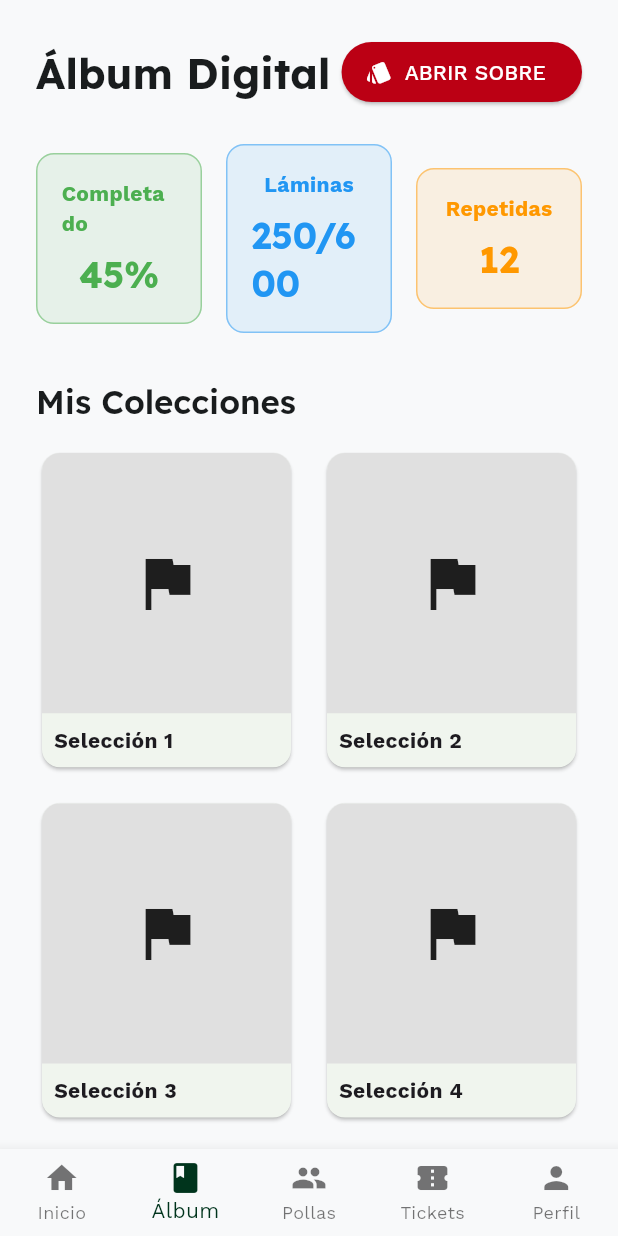
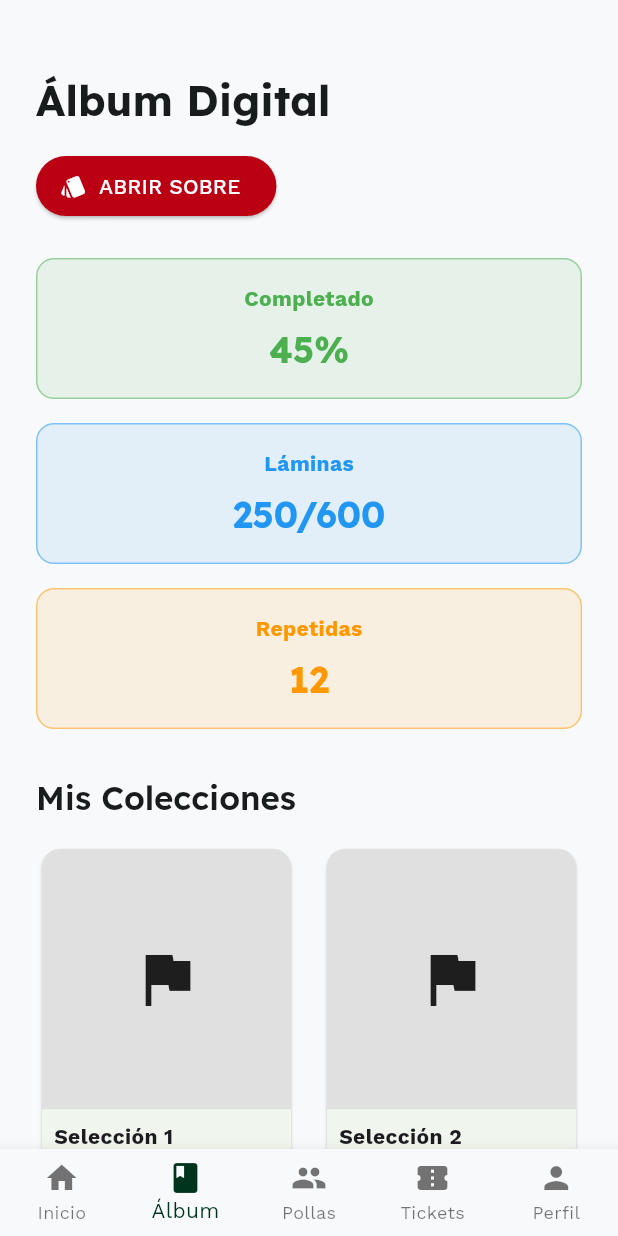
Before and after one commit to Davincci2713/FRONTEND_PROYECTO_WCH, a Flutter app: the AlbumScreen screen opened by its route, on a phone screen of 412 x 824 dp. Run offline on Flutter 3.47's test engine with Material 3 defaults, Android fonts, the phone set to English and light mode, and no system bars; our stand-ins replace go_router, google_fonts; project files that could hold a hidden picture were left out.

Commit message:
Added responsive GUI

```diff
--- a/lib/screens/album.dart
+++ b/lib/screens/album.dart
@@ -9,12 +9,15 @@ class AlbumScreen extends StatelessWidget {
   Widget build(BuildContext context) {
     final theme = Theme.of(context);
     return SingleChildScrollView(
-      padding: const EdgeInsets.all(24),
+      padding: const EdgeInsets.only(left: 24, right: 24, top: 48, bottom: 24),
       child: Column(
         crossAxisAlignment: CrossAxisAlignment.start,
         children: [
-          Row(
-            mainAxisAlignment: MainAxisAlignment.spaceBetween,
+          Wrap(
+            spacing: 16,
+            runSpacing: 16,
+            alignment: WrapAlignment.spaceBetween,
+            crossAxisAlignment: WrapCrossAlignment.center,
             children: [
               Text('Álbum Digital', style: theme.textTheme.headlineMedium),
               ElevatedButton.icon(
@@ -30,14 +33,31 @@ class AlbumScreen extends StatelessWidget {
           ),
           const SizedBox(height: 24),
           // Statistics
-          Row(
+          LayoutBuilder(
+            builder: (context, constraints) {
+              if (constraints.maxWidth > 600) {
+                return Row(
+                  children: [
+                    Expanded(child: _buildStatCard(context, 'Completado', '45%', Colors.green)),
+                    const SizedBox(width: 16),
+                    Expanded(child: _buildStatCard(context, 'Láminas', '250/600', Colors.blue)),
+                    const SizedBox(width: 16),
+                    Expanded(child: _buildStatCard(context, 'Repetidas', '12', Colors.orange)),
+                  ],
+                );
+              } else {
+                return Column(
+                  crossAxisAlignment: CrossAxisAlignment.stretch,
                   children: [
                     _buildStatCard(context, 'Completado', '45%', Colors.green),
-              const SizedBox(width: 16),
+                    const SizedBox(height: 16),
                     _buildStatCard(context, 'Láminas', '250/600', Colors.blue),
-              const SizedBox(width: 16),
+                    const SizedBox(height: 16),
                     _buildStatCard(context, 'Repetidas', '12', Colors.orange),
                   ],
+                );
+              }
+            },
           ),
           const SizedBox(height: 32),
           Text('Mis Colecciones', style: theme.textTheme.titleLarge),
@@ -79,8 +99,7 @@ class AlbumScreen extends StatelessWidget {
   }
 
   Widget _buildStatCard(BuildContext context, String label, String value, Color color) {
-    return Expanded(
-      child: Container(
+    return Container(
       padding: const EdgeInsets.all(16),
       decoration: BoxDecoration(
         color: color.withOpacity(0.1),
@@ -94,7 +113,6 @@ class AlbumScreen extends StatelessWidget {
           Text(value, style: Theme.of(context).textTheme.headlineSmall?.copyWith(color: color)),
         ],
       ),
-      ),
     );
   }
 }
--- a/lib/screens/profile.dart
+++ b/lib/screens/profile.dart
@@ -7,7 +7,7 @@ class ProfileScreen extends StatelessWidget {
   Widget build(BuildContext context) {
     final theme = Theme.of(context);
     return SingleChildScrollView(
-      padding: const EdgeInsets.all(32),
+      padding: const EdgeInsets.only(left: 24, right: 24, top: 48, bottom: 24),
       child: Column(
         crossAxisAlignment: CrossAxisAlignment.start,
         children: [
--- a/lib/utils/app_scaffold.dart
+++ b/lib/utils/app_scaffold.dart
@@ -17,7 +17,7 @@ class AppScaffold extends StatelessWidget {
   Widget build(BuildContext context) {
     return ResponsiveLayout(
       mobile: Scaffold(
-        body: child,
+        body: SafeArea(child: child),
         bottomNavigationBar: BottomNavigationBar(
           currentIndex: currentIndex,
           type: BottomNavigationBarType.fixed,
```
Also changed, not shown: lib/screens/backoffice.dart (+20 -5 lines), lib/screens/inicio.dart (+15 -10 lines), lib/screens/pollas.dart (+10 -3 lines), lib/screens/tickets.dart (+20 -9 lines). Lines whose indentation alone changed are shown as unchanged.
